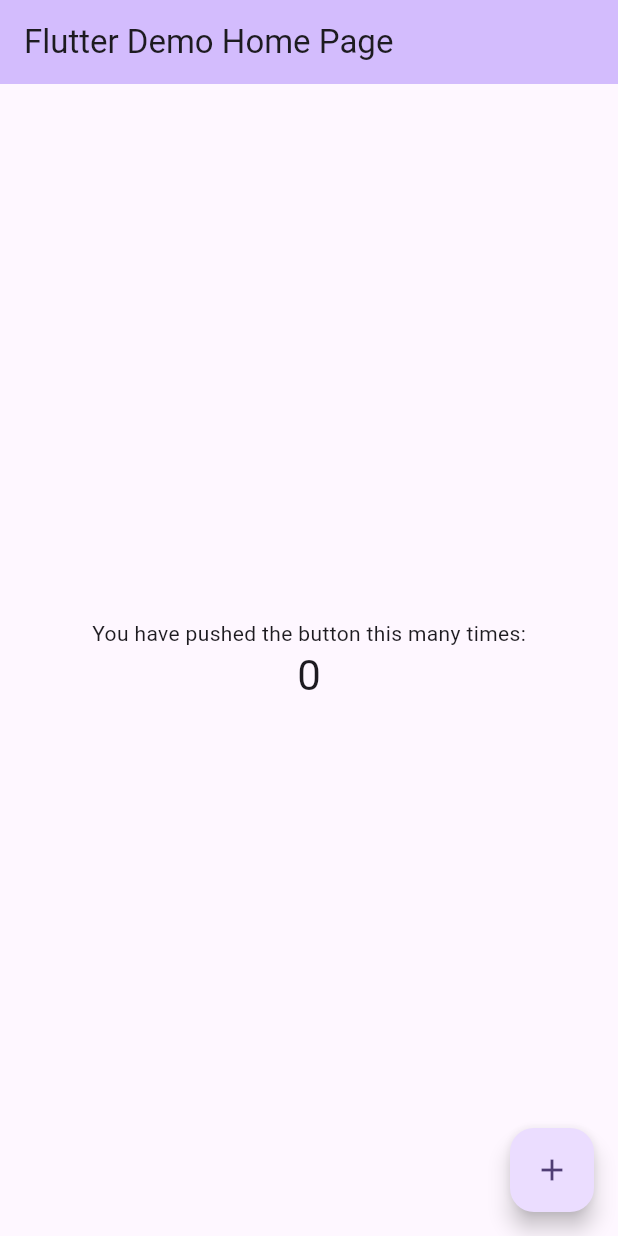
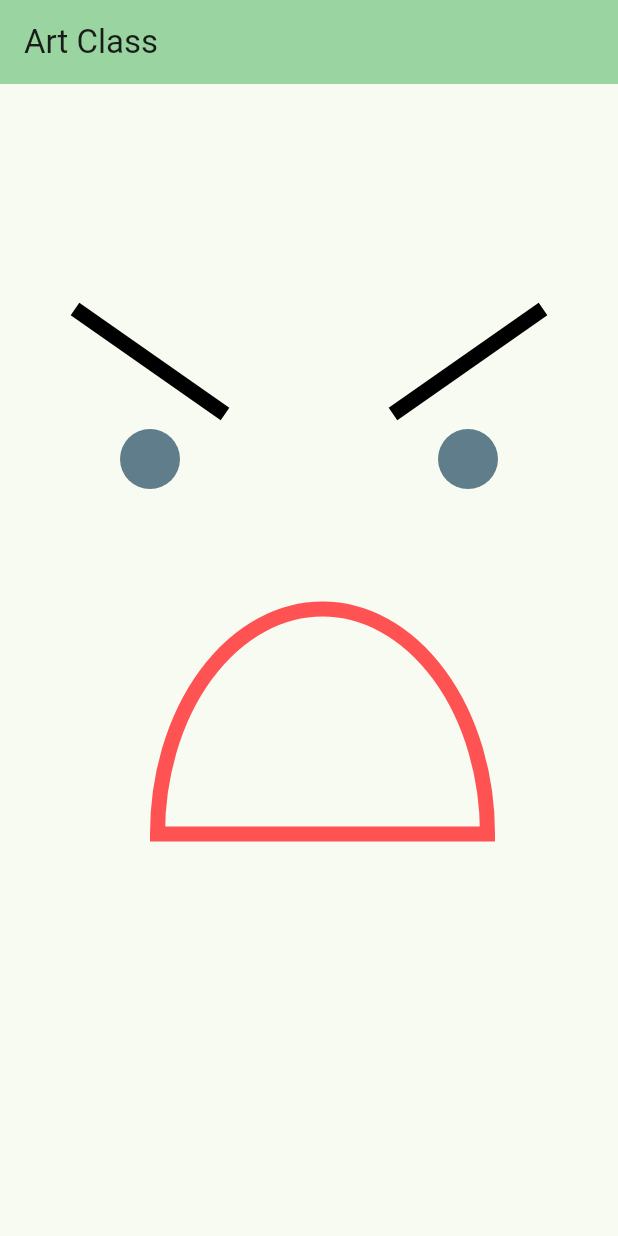
Before and after one commit to AndreeaMagda/flutter-zero-to-mastery-course, a Flutter app: the screen it shows after launch, on a phone screen of 412 x 824 dp. Run offline on Flutter 3.47's test engine with Material 3 defaults, Android fonts, the phone set to English and light mode, and no system bars.

Commit message:
CustomPainter

```diff
--- a/lib/main.dart
+++ b/lib/main.dart
@@ -1,4 +1,5 @@
 import 'package:flutter/material.dart';
+import 'dart:math' as math;
 
 void main() {
   runApp(const MyApp());
@@ -7,46 +8,23 @@
 class MyApp extends StatelessWidget {
   const MyApp({super.key});
 
-  // This widget is the root of your application.
   @override
   Widget build(BuildContext context) {
     return MaterialApp(
-      title: 'Flutter Demo',
+      title: 'Animation',
       theme: ThemeData(
-        // This is the theme of your application.
-        //
-        // TRY THIS: Try running your application with "flutter run". You'll see
-        // the application has a purple toolbar. Then, without quitting the app,
-        // try changing the seedColor in the colorScheme below to Colors.green
-        // and then invoke "hot reload" (save your changes or press the "hot
-        // reload" button in a Flutter-supported IDE, or press "r" if you used
-        // the command line to start the app).
-        //
-        // Notice that the counter didn't reset back to zero; the application
-        // state is not lost during the reload. To reset the state, use hot
-        // restart instead.
-        //
-        // This works for code too, not just values: Most code changes can be
-        // tested with just a hot reload.
-        colorScheme: ColorScheme.fromSeed(seedColor: Colors.deepPurple),
+        colorScheme:
+            ColorScheme.fromSeed(seedColor: Color.fromARGB(255, 13, 95, 44)),
         useMaterial3: true,
       ),
-      home: const MyHomePage(title: 'Flutter Demo Home Page'),
+      home: const MyHomePage(title: 'Art Class'),
+      debugShowCheckedModeBanner: false,
     );
   }
 }
 
 class MyHomePage extends StatefulWidget {
   const MyHomePage({super.key, required this.title});
-
-  // This widget is the home page of your application. It is stateful, meaning
-  // that it has a State object (defined below) that contains fields that affect
-  // how it looks.
-
-  // This class is the configuration for the state. It holds the values (in this
-  // case the title) provided by the parent (in this case the App widget) and
-  // used by the build method of the State. Fields in a Widget subclass are
-  // always marked "final".
 
   final String title;
 
@@ -55,71 +33,42 @@
 }
 
 class _MyHomePageState extends State<MyHomePage> {
-  int _counter = 0;
+  @override
+  Widget build(BuildContext context) {
+    return Scaffold(
+      appBar: AppBar(
+        backgroundColor: Theme.of(context).colorScheme.inversePrimary,
+        title: Text(widget.title),
+      ),
+      body: CustomPaint(
+        painter: MyPainter(),
+        size: MediaQuery.of(context).size,
+      ),
+    );
+  }
+}
 
-  void _incrementCounter() {
-    setState(() {
-      // This call to setState tells the Flutter framework that something has
-      // changed in this State, which causes it to rerun the build method below
-      // so that the display can reflect the updated values. If we changed
-      // _counter without calling setState(), then the build method would not be
-      // called again, and so nothing would appear to happen.
-      _counter++;
-    });
+class MyPainter extends CustomPainter {
+  @override
+  void paint(Canvas canvas, Size size) {
+    Paint linearPaint = Paint()..strokeWidth = 10;
+    canvas.drawLine(const Offset(50, 150), const Offset(150, 220), linearPaint);
+    canvas.drawLine(Offset(size.width - 50, 150), Offset(size.width - 150, 220),
+        linearPaint);
+    Paint circlePaint = Paint()..color = Colors.blueGrey;
+    canvas.drawCircle(const Offset(100, 250), 20, circlePaint);
+    canvas.drawCircle(Offset(size.width - 100, 250), 20, circlePaint);
+
+    Paint arcPaint = Paint()
+      ..strokeWidth = 10
+      ..style = PaintingStyle.stroke
+      ..color = Colors.redAccent;
+    Rect rect = const Rect.fromLTWH(105, 350, 220, 300);
+    canvas.drawArc(rect, math.pi, math.pi, true, arcPaint);
   }
 
   @override
-  Widget build(BuildContext context) {
-    // This method is rerun every time setState is called, for instance as done
-    // by the _incrementCounter method above.
-    //
-    // The Flutter framework has been optimized to make rerunning build methods
-    // fast, so that you can just rebuild anything that needs updating rather
-    // than having to individually change instances of widgets.
-    return Scaffold(
-      appBar: AppBar(
-        // TRY THIS: Try changing the color here to a specific color (to
-        // Colors.amber, perhaps?) and trigger a hot reload to see the AppBar
-        // change color while the other colors stay the same.
-        backgroundColor: Theme.of(context).colorScheme.inversePrimary,
-        // Here we take the value from the MyHomePage object that was created by
-        // the App.build method, and use it to set our appbar title.
-        title: Text(widget.title),
-      ),
-      body: Center(
-        // Center is a layout widget. It takes a single child and positions it
-        // in the middle of the parent.
-        child: Column(
-          // Column is also a layout widget. It takes a list of children and
-          // arranges them vertically. By default, it sizes itself to fit its
-          // children horizontally, and tries to be as tall as its parent.
-          //
-          // Column has various properties to control how it sizes itself and
-          // how it positions its children. Here we use mainAxisAlignment to
-          // center the children vertically; the main axis here is the vertical
-          // axis because Columns are vertical (the cross axis would be
-          // horizontal).
-          //
-          // TRY THIS: Invoke "debug painting" (choose the "Toggle Debug Paint"
-          // action in the IDE, or press "p" in the console), to see the
-          // wireframe for each widget.
-          mainAxisAlignment: MainAxisAlignment.center,
-          children: <Widget>[
-            const Text(
-              'You have pushed the button this many times:',
-            ),
-            Text(
-              '$_counter',
-              style: Theme.of(context).textTheme.headlineMedium,
-            ),
-          ],
-        ),
-      ),
-      floatingActionButton: FloatingActionButton(
-        onPressed: _incrementCounter,
-        tooltip: 'Increment',
-        child: const Icon(Icons.add),
-      ), // This trailing comma makes auto-formatting nicer for build methods.
-    );
+  bool shouldRepaint(covariant CustomPainter oldDelegate) {
+    return true;
   }
 }
```
